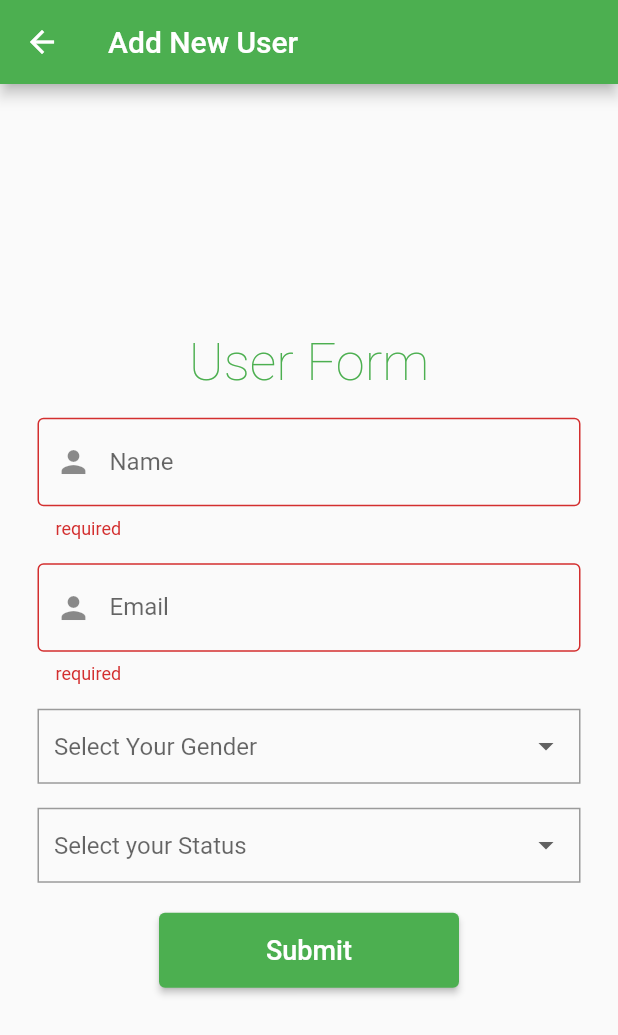
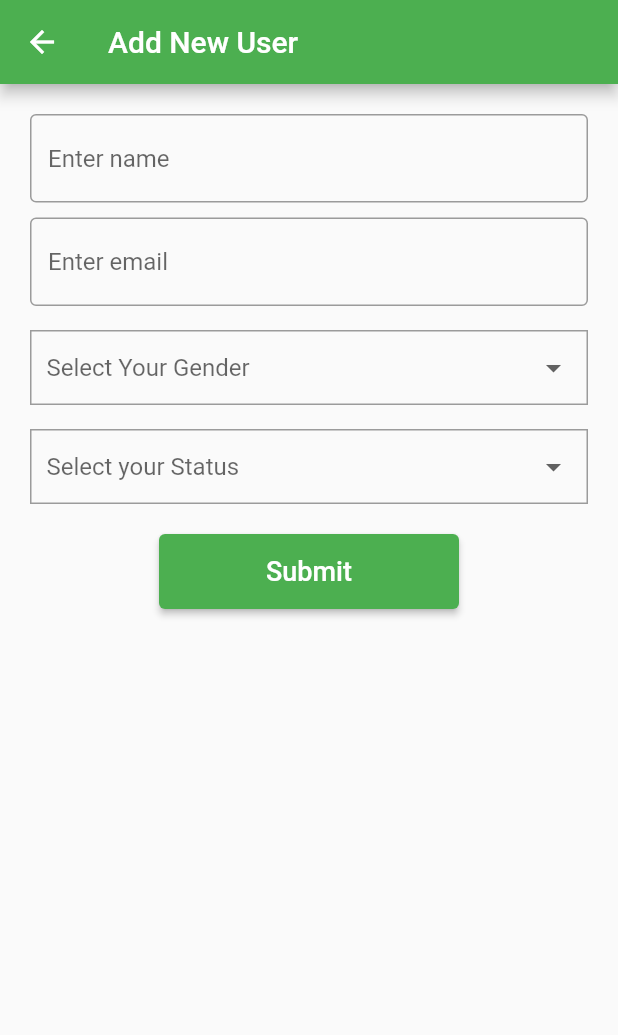
Before and after one commit to shivaniB8/gorestapp, a Flutter app: the AddUserPage screen opened directly, after a tap on "Submit", on a phone screen of 412 x 824 dp. Shown: the top 1035 px of the screen. Run offline on Flutter 3.47's test engine with Material 2 defaults, Android fonts, the light colour scheme and no system bars; network calls fail.

Commit message:
Create user
 -create new user by sending data to api
 -fetching that new user in list

```diff
--- /dev/null
+++ b/lib/page/post_user.dart
@@ -0,0 +1,37 @@
+import 'dart:convert';
+
+List<Post> postFromJson(String str) => List<Post>.from(json.decode(str).map((x) => Post.fromJson(x)));
+
+String postToJson(List<Post> data) => json.encode(List<dynamic>.from(data.map((x) => x.toJson())));
+
+class Post {
+  Post({
+    required this.id,
+    required this.name,
+    required this.email,
+    required this.gender,
+    required this.status,
+  });
+
+  int id;
+  String name;
+  String email;
+  String gender;
+  String status;
+
+  factory Post.fromJson(Map<String, dynamic> json) => Post(
+      id: json["id"],
+      name: json["name"],
+      email: json["email"],
+      gender: json["gender"],
+      status: json["status"]
+  );
+
+  Map<String, dynamic> toJson() => {
+    "id": id,
+    "name": name,
+    "email": email,
+    "gender": gender,
+    "status": status,
+  };
+}
--- a/lib/screens/add.dart
+++ b/lib/screens/add.dart
@@ -1,33 +1,20 @@
-import 'dart:ui';
 import 'package:flutter/material.dart';
+import 'package:gorestapp/page/post_user.dart';
+import 'package:gorestapp/services/user_service.dart';
 
 class AddUserPage extends StatefulWidget {
   @override
-  _AddUserPageState createState() => _AddUserPageState();
+  State<AddUserPage> createState() => _AddUserPageState();
 }
 
 class _AddUserPageState extends State<AddUserPage> {
-  final _gender = ['Male', 'Female', 'Other'];
+  final _gender = ['Male', 'Female'];
   final _status = ['Active', 'Inactive'];
   String? _statusValue;
   String? _genderValue;
-  GlobalKey<FormState> formkey = GlobalKey<FormState>();
-  void validate() {
-    if (formkey.currentState!.validate()) {
-      print("Validated");
-    } else {
-      print("Not Validated");
-    }
-  }
-
-
-  String? isRequiredValidator(value) {
-    if (value.isEmpty) {
-      return "required";
-    } else {
-      return null;
-    }
-  }
+  late Post _post;
+  TextEditingController nameController = TextEditingController();
+  TextEditingController emailController = TextEditingController();
 
   DropdownMenuItem<String> buildMenuItem(String item) => DropdownMenuItem(
         value: '$item',
@@ -41,59 +28,28 @@ class _AddUserPageState extends State<AddUserPage> {
   Widget build(BuildContext context) {
     return Scaffold(
       appBar: AppBar(
-        title: Text("Add New User"),
-        backgroundColor: Colors.green,
+        title: Text('Add New User'),
       ),
-      body: Padding(
-        padding: EdgeInsets.all(25.0),
-        child: Center(
-          child: Form(
-            key: formkey,
+      body: Container(
+        padding: EdgeInsets.all(20),
+        child: SingleChildScrollView(
           child: Column(
-              mainAxisAlignment: MainAxisAlignment.center,
-              children: <Widget>[
-                Text(
-                  'User Form',
-                  style: const TextStyle(
-                      fontWeight: FontWeight.w200,
-                      fontSize: 35,
-                      color: Colors.green),
+            children: [
+              TextField(
+                decoration: InputDecoration(
+                    border: OutlineInputBorder(), hintText: 'Enter name'),
+                controller: nameController,
+              ),
+              SizedBox(height: 10),
+              TextField(
+                decoration: InputDecoration(
+                    border: OutlineInputBorder(), hintText: 'Enter email'),
+                controller: emailController,
               ),
               SizedBox(height: 16),
-                TextFormField(
-                    decoration: InputDecoration(
-                      border: OutlineInputBorder(),
-                      labelText: "Name",
-                      prefixIcon: Align(
-                        widthFactor: 1.0,
-                        heightFactor: 1.0,
-                        child: Icon(
-                          Icons.person,
-                        ),
-                      ),
-                    ),
-                    validator: isRequiredValidator,
-                ),
-                SizedBox(height:16),
-                TextFormField(
-                    decoration: InputDecoration(
-                      border: OutlineInputBorder(),
-                      labelText: "Email",
-                      prefixIcon: Align(
-                        widthFactor: 1.0,
-                        heightFactor: 1.0,
-                        child: Icon(
-                          Icons.person,
-                        ),
-                      ),
-                    ),
-                    validator: isRequiredValidator,
-                ),
-                SizedBox(height:16),
               Center(
                 child: Container(
-                    padding:
-                    EdgeInsets.symmetric(horizontal: 10, vertical: 2),
+                  padding: EdgeInsets.symmetric(horizontal: 10, vertical: 2),
                   width: double.infinity,
                   height: 50,
                   decoration: BoxDecoration(
@@ -116,8 +72,7 @@ class _AddUserPageState extends State<AddUserPage> {
               ),
               Center(
                 child: Container(
-                    padding:
-                    EdgeInsets.symmetric(horizontal: 10, vertical: 2),
+                  padding: EdgeInsets.symmetric(horizontal: 10, vertical: 2),
                   width: double.infinity,
                   height: 50,
                   decoration: BoxDecoration(
@@ -139,24 +94,31 @@ class _AddUserPageState extends State<AddUserPage> {
                 padding: EdgeInsets.only(
                   top: 20.0,
                 ),
-                  child:SizedBox(
+                child: SizedBox(
                   width: 200.0,
                   height: 50.0,
                   child: ElevatedButton(
-                      onPressed: validate,
+                      onPressed: () async {
+                        String name = nameController.text;
+                        String email = emailController.text;
+                        String gender = _genderValue.toString();
+                        String status = _statusValue.toString();
+                        Post? data =
+                            await submitData(name, email, gender, status);
+                        setState(() {
+                          _post = data!;
+                        });
+                      },
                       child: Text(
-                        "Submit",
+                        'Submit',
                         style: const TextStyle(fontSize: 18),
-                      ),
-                    ),
+                      )),
                 ),
               ),
             ],
           ),
         ),
       ),
-      ),
     );
   }
-
 }
--- a/lib/services/user_service.dart
+++ b/lib/services/user_service.dart
@@ -1,4 +1,5 @@
 import 'dart:convert';
+import 'package:gorestapp/page/post_user.dart';
 import 'package:gorestapp/page/user.dart';
 import 'package:http/http.dart' as http;
 
@@ -8,3 +9,18 @@ Future<List<User>> getUsers() async {
   var json = jsonDecode(response.body);
   return json.map<User>((user) => User.fromJson(user)).toList();
 }
+
+Future<Post?> submitData(
+    String name, String email, String gender, String status) async {
+  var response = await http.post(
+      Uri.parse('https://gorest.co.in/public/v2/users'),
+      headers: {'Authorization':'Bearer eddd3b2a93a235976eabb880d1c14ca131c4c3ff32805777a61ecfc8c6c1bc3f'},
+      body: {'name': name, 'email': email, 'gender': gender, 'status': status,});
+  var data = response.body;
+  print(data);
+  if (response.statusCode == 201) {
+    String responseString = response.body;
+    postFromJson(responseString);
+  } else
+    return null;
+}
```
Lines whose indentation alone changed are shown as unchanged.
